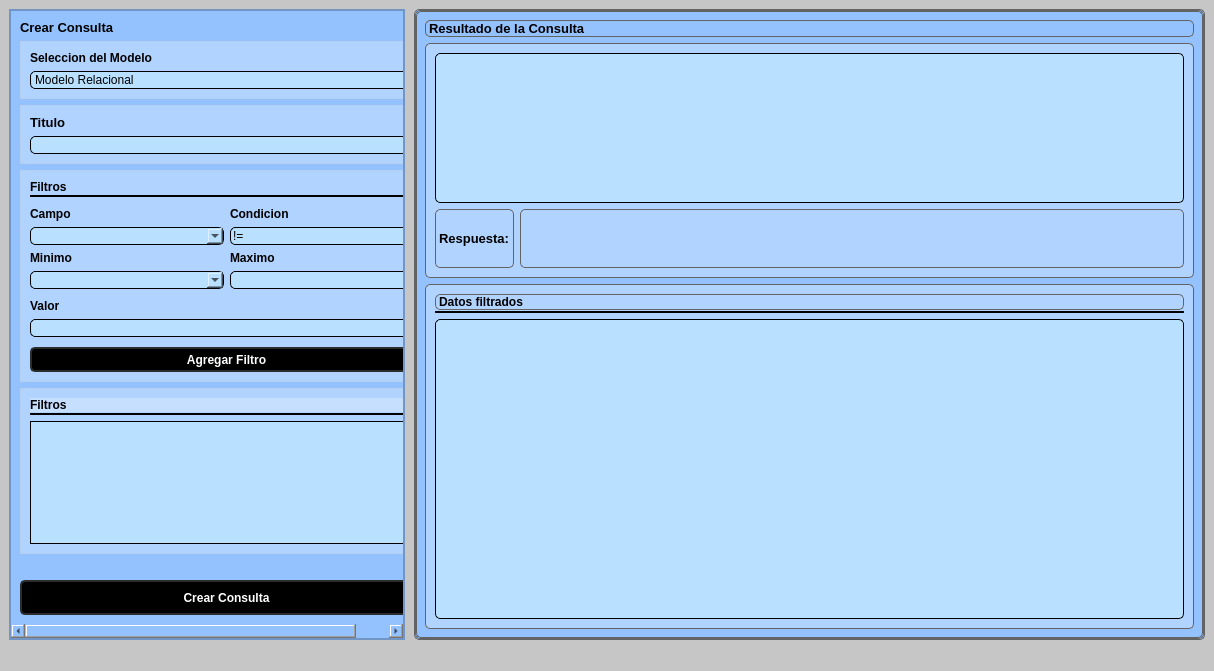
The window that Interfaz/interfaz.ui (Jpalacio98/DataBase-Advance) describes before a commit, drawn with Qt 5.
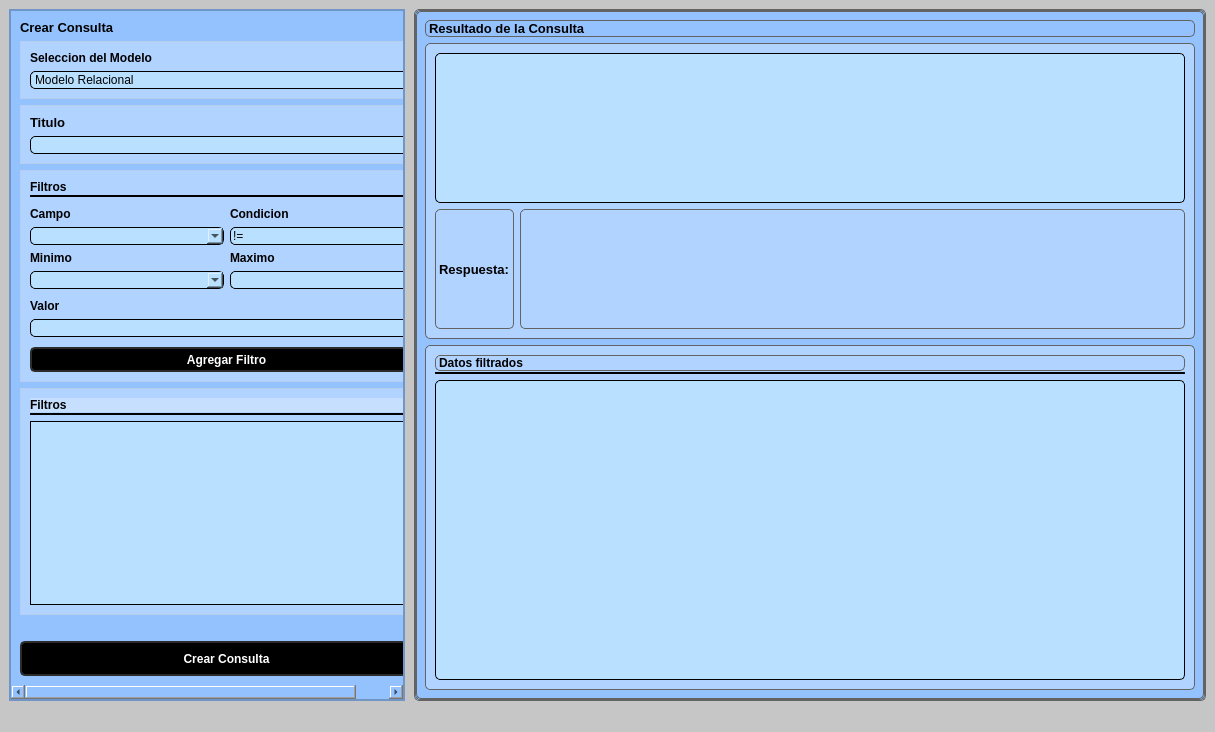
The same window after the commit.

What changed in the file:
```diff
--- a/Interfaz/interfaz.ui
+++ b/Interfaz/interfaz.ui
@@ -6,8 +6,8 @@
    <rect>
     <x>0</x>
     <y>0</y>
-    <width>1214</width>
-    <height>671</height>
+    <width>1215</width>
+    <height>732</height>
    </rect>
   </property>
   <property name="windowTitle">
@@ -97,7 +97,7 @@
             <x>0</x>
             <y>0</y>
             <width>410</width>
-            <height>611</height>
+            <height>672</height>
            </rect>
           </property>
           <layout class="QVBoxLayout" name="verticalLayout_9">
@@ -800,8 +800,8 @@
            <rect>
             <x>0</x>
             <y>0</y>
-            <width>787</width>
-            <height>628</height>
+            <width>788</width>
+            <height>689</height>
            </rect>
           </property>
           <layout class="QVBoxLayout" name="verticalLayout_17">
```
